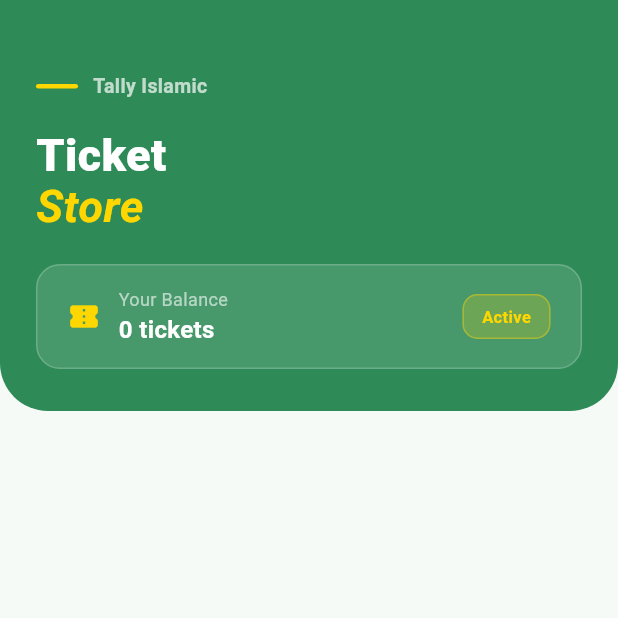
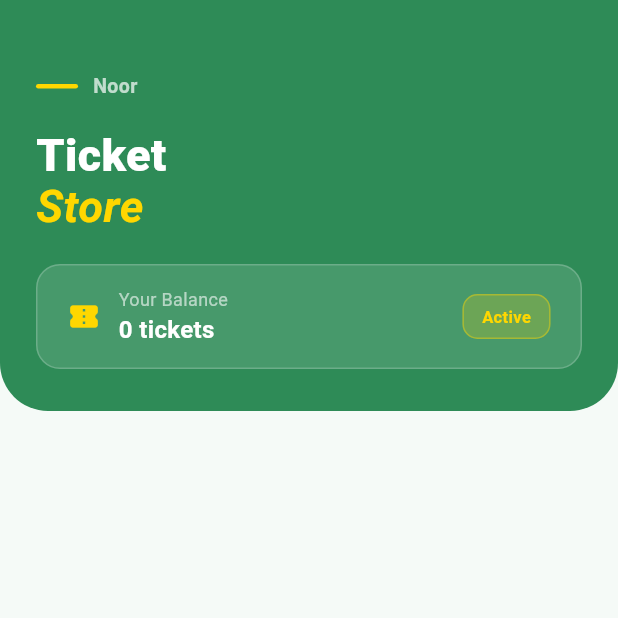
Before and after one commit to MahmoudDahy11/NOOR, a Flutter app: the _StoreView screen opened directly, on a phone screen of 412 x 824 dp, the top half of it. Run offline on Flutter 3.47's test engine with Material 3 defaults, Android fonts, the phone set to English and light mode, and no system bars; our stand-ins replace bloc, cloud_firestore, dartz, device_preview, dio, equatable and 11 more; missing offline and left inert: flutter_facebook_auth, flutter_stripe, mailer; accounts and stored records are empty; network calls fail.

Commit message:
refactor: centralize app name as AppStrings.appName and update popular badge alignment in ticket card

```diff
--- a/lib/core/constants/app_strings.dart
+++ b/lib/core/constants/app_strings.dart
@@ -1,5 +1,8 @@
 class AppStrings {
   AppStrings._();
+
+  // General
+  static const appName = 'Noor';
 
   // Onboarding
   static const onboarding1Title = 'Count Together';
--- a/lib/features/account_setup/presentation/widgets/account_setup_header.dart
+++ b/lib/features/account_setup/presentation/widgets/account_setup_header.dart
@@ -1,5 +1,6 @@
 import 'package:flutter/material.dart';
 
+import '../../../../core/constants/app_strings.dart';
 import '../../../../core/theme/app_colors.dart';
 
 class AccountSetupHeader extends StatelessWidget {
@@ -30,7 +31,7 @@ class AccountSetupHeader extends StatelessWidget {
                 ),
                 const SizedBox(width: 10),
                 const Text(
-                  'Tally Islamic',
+                  AppStrings.appName,
                   style: TextStyle(
                     fontSize: 13,
                     fontWeight: FontWeight.w600,
--- a/lib/features/add_card/presentation/widgets/add_card_header_widget.dart
+++ b/lib/features/add_card/presentation/widgets/add_card_header_widget.dart
@@ -1,6 +1,7 @@
 import 'package:flutter/material.dart';
 import 'package:go_router/go_router.dart';
 
+import '../../../../core/constants/app_strings.dart';
 import '../../../../core/router/app_router.dart';
 import '../../../../core/theme/app_colors.dart';
 
@@ -48,7 +49,7 @@ class AddCardHeaderWidget extends StatelessWidget {
                 ),
                 const SizedBox(width: 10),
                 const Text(
-                  'Tally Islamic',
+                  AppStrings.appName,
                   style: TextStyle(
                     fontSize: 13,
                     fontWeight: FontWeight.w600,
--- a/lib/features/store/data/service/store_stripe_service.dart
+++ b/lib/features/store/data/service/store_stripe_service.dart
@@ -2,6 +2,7 @@ import 'package:dartz/dartz.dart';
 import 'package:dio/dio.dart';
 import 'package:flutter_stripe/flutter_stripe.dart';
 import 'package:tally_islamic/core/api/api_service.dart';
+import 'package:tally_islamic/core/constants/app_strings.dart';
 import 'package:tally_islamic/core/error/failure.dart';
 
 import '../../../../core/env/app_env.dart';
@@ -51,7 +52,7 @@ class StoreStripeService {
         paymentSheetParameters: SetupPaymentSheetParameters(
           paymentIntentClientSecret: clientSecret,
           customerEphemeralKeySecret: ephemeralKey,
-          merchantDisplayName: 'Tally Islamic',
+          merchantDisplayName: AppStrings.appName,
           customerId: customerId,
           allowsDelayedPaymentMethods: true,
         ),
--- a/lib/features/store/presentation/widgets/ticket_balance_header.dart
+++ b/lib/features/store/presentation/widgets/ticket_balance_header.dart
@@ -1,5 +1,6 @@
 import 'package:flutter/material.dart';
 
+import '../../../../../core/constants/app_strings.dart';
 import '../../../../../core/theme/app_colors.dart';
 
 class TicketBalanceHeader extends StatelessWidget {
@@ -31,7 +32,7 @@ class TicketBalanceHeader extends StatelessWidget {
               ),
               const SizedBox(width: 10),
               const Text(
-                'Tally Islamic',
+                AppStrings.appName,
                 style: TextStyle(
                   fontSize: 13,
                   fontWeight: FontWeight.w600,
--- a/lib/features/store/presentation/widgets/ticket_card_widget.dart
+++ b/lib/features/store/presentation/widgets/ticket_card_widget.dart
@@ -24,7 +24,11 @@ class TicketCardWidget extends StatelessWidget {
         child: Stack(
           children: [
             _GoldenCard(package: package),
-            if (package.isPopular) const PopularBadge(),
+            if (package.isPopular)
+              const Align(
+                alignment: Alignment.topCenter,
+                child: PopularBadge(),
+              ),
             if (isPurchasing) const PurchasingOverlay(),
           ],
         ),
```
